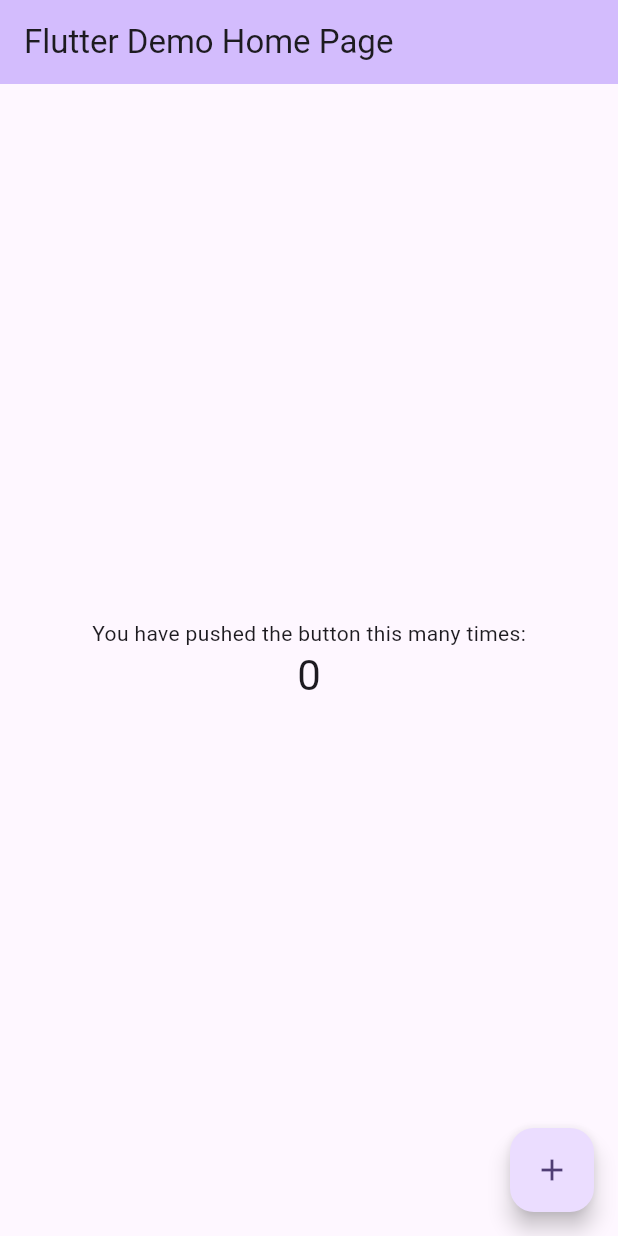
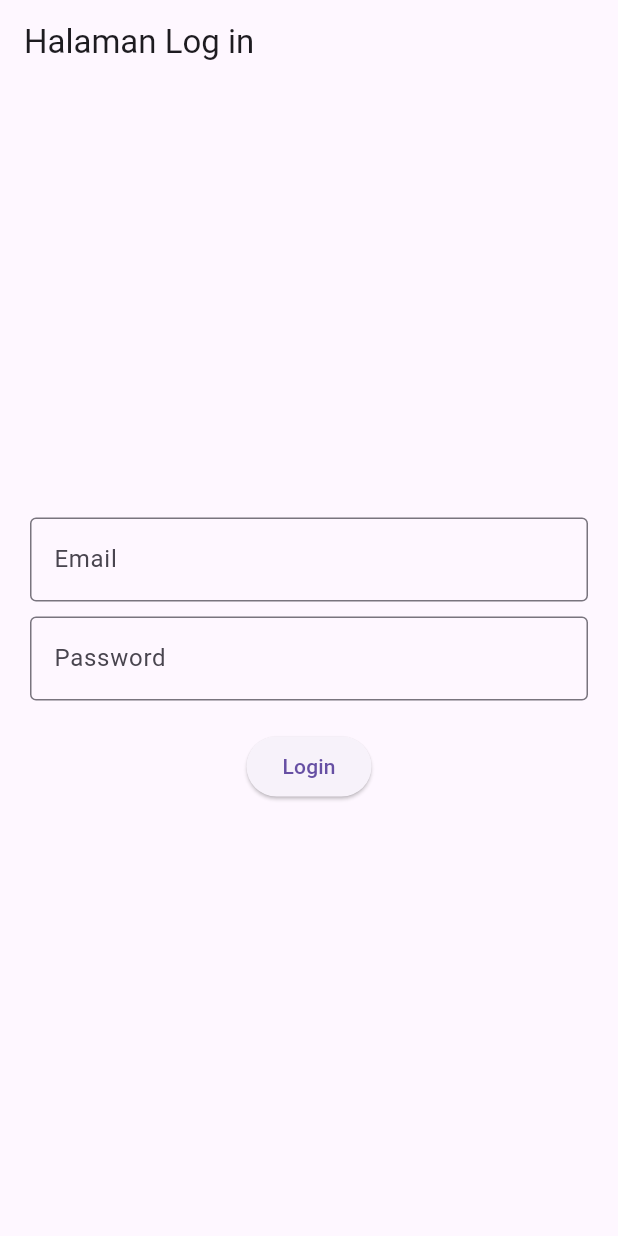
Before and after one commit to luna20241/mobile-2_pertemuan10_firebase, a Flutter app: the screen it shows after launch, on a phone screen of 412 x 824 dp. Run offline on Flutter 3.47's test engine with Material 3 defaults, Android fonts, the phone set to English and light mode, and no system bars; our stand-ins replace cloud_firestore, firebase_auth, firebase_core; accounts and stored records are empty; statements that could not run were skipped.

Commit message:
https://github.com/luna20241/kesel.git

```diff
--- a/lib/main.dart
+++ b/lib/main.dart
@@ -1,122 +1,103 @@
 import 'package:flutter/material.dart';
+import 'package:firebase_auth/firebase_auth.dart';
+import 'package:firebase_core/firebase_core.dart';
+import 'firebase_options.dart';
+import 'home_page.dart';
 
-void main() {
-  runApp(const MyApp());
+void main() async {
+  WidgetsFlutterBinding.ensureInitialized();
+
+  await Firebase.initializeApp(options: DefaultFirebaseOptions.currentPlatform);
+  runApp(MyApp());
 }
 
 class MyApp extends StatelessWidget {
   const MyApp({super.key});
 
-  // This widget is the root of your application.
   @override
   Widget build(BuildContext context) {
-    return MaterialApp(
-      title: 'Flutter Demo',
-      theme: ThemeData(
-        // This is the theme of your application.
-        //
-        // TRY THIS: Try running your application with "flutter run". You'll see
-        // the application has a purple toolbar. Then, without quitting the app,
-        // try changing the seedColor in the colorScheme below to Colors.green
-        // and then invoke "hot reload" (save your changes or press the "hot
-        // reload" button in a Flutter-supported IDE, or press "r" if you used
-        // the command line to start the app).
-        //
-        // Notice that the counter didn't reset back to zero; the application
-        // state is not lost during the reload. To reset the state, use hot
-        // restart instead.
-        //
-        // This works for code too, not just values: Most code changes can be
-        // tested with just a hot reload.
-        colorScheme: ColorScheme.fromSeed(seedColor: Colors.deepPurple),
-      ),
-      home: const MyHomePage(title: 'Flutter Demo Home Page'),
+    return MaterialApp(debugShowCheckedModeBanner: false, home: AuthWrapper());
+  }
+}
+
+class AuthWrapper extends StatelessWidget {
+  const AuthWrapper({super.key});
+
+  @override
+  Widget build(BuildContext context) {
+    return StreamBuilder<User?>(
+      stream: FirebaseAuth.instance.authStateChanges(),
+      builder: (context, snapshot) {
+        if (snapshot.connectionState == ConnectionState.waiting) {
+          return Scaffold(
+            body: Center(child: CircularProgressIndicator()),
+          );
+        }
+        if (snapshot.hasData) {
+          return Homepage();
+        }
+        return TampilanLogin();
+      },
     );
   }
 }
 
-class MyHomePage extends StatefulWidget {
-  const MyHomePage({super.key, required this.title});
-
-  // This widget is the home page of your application. It is stateful, meaning
-  // that it has a State object (defined below) that contains fields that affect
-  // how it looks.
-
-  // This class is the configuration for the state. It holds the values (in this
-  // case the title) provided by the parent (in this case the App widget) and
-  // used by the build method of the State. Fields in a Widget subclass are
-  // always marked "final".
-
-  final String title;
+class TampilanLogin extends StatefulWidget {
+  const TampilanLogin({super.key});
 
   @override
-  State<MyHomePage> createState() => _MyHomePageState();
+  State<TampilanLogin> createState() => _TampilanLoginState();
 }
 
-class _MyHomePageState extends State<MyHomePage> {
-  int _counter = 0;
+class _TampilanLoginState extends State<TampilanLogin> {
+  final _emailController = TextEditingController();
+  final _passwordController = TextEditingController();
+  //mengecek login logout dan status akun
+  final _auth = FirebaseAuth.instance;
 
-  void _incrementCounter() {
-    setState(() {
-      // This call to setState tells the Flutter framework that something has
-      // changed in this State, which causes it to rerun the build method below
-      // so that the display can reflect the updated values. If we changed
-      // _counter without calling setState(), then the build method would not be
-      // called again, and so nothing would appear to happen.
-      _counter++;
-    });
+  Future<void> _login() async {
+    try {
+      await _auth.signInWithEmailAndPassword(
+        email: _emailController.text,
+        password: _passwordController.text,
+      );
+    } on FirebaseAuthException catch (e) {
+      ScaffoldMessenger.of(
+        context,
+      ).showSnackBar(SnackBar(content: Text(e.message ?? 'Login Gagal')));
+    }
   }
 
   @override
   Widget build(BuildContext context) {
-    // This method is rerun every time setState is called, for instance as done
-    // by the _incrementCounter method above.
-    //
-    // The Flutter framework has been optimized to make rerunning build methods
-    // fast, so that you can just rebuild anything that needs updating rather
-    // than having to individually change instances of widgets.
     return Scaffold(
-      appBar: AppBar(
-        // TRY THIS: Try changing the color here to a specific color (to
-        // Colors.amber, perhaps?) and trigger a hot reload to see the AppBar
-        // change color while the other colors stay the same.
-        backgroundColor: Theme.of(context).colorScheme.inversePrimary,
-        // Here we take the value from the MyHomePage object that was created by
-        // the App.build method, and use it to set our appbar title.
-        title: Text(widget.title),
-      ),
-      body: Center(
-        // Center is a layout widget. It takes a single child and positions it
-        // in the middle of the parent.
+      appBar: AppBar(title: Text("Halaman Log in")),
+      body: Padding(
+        padding: EdgeInsets.all(20),
         child: Column(
-          // Column is also a layout widget. It takes a list of children and
-          // arranges them vertically. By default, it sizes itself to fit its
-          // children horizontally, and tries to be as tall as its parent.
-          //
-          // Column has various properties to control how it sizes itself and
-          // how it positions its children. Here we use mainAxisAlignment to
-          // center the children vertically; the main axis here is the vertical
-          // axis because Columns are vertical (the cross axis would be
-          // horizontal).
-          //
-          // TRY THIS: Invoke "debug painting" (choose the "Toggle Debug Paint"
-          // action in the IDE, or press "p" in the console), to see the
-          // wireframe for each widget.
           mainAxisAlignment: MainAxisAlignment.center,
-          children: <Widget>[
-            const Text('You have pushed the button this many times:'),
-            Text(
-              '$_counter',
-              style: Theme.of(context).textTheme.headlineMedium,
+          children: [
+            TextField(
+              controller: _emailController,
+              decoration: InputDecoration(
+                labelText: 'Email',
+                border: OutlineInputBorder(),
+              ),
             ),
+            SizedBox(height: 10),
+            TextField(
+              controller: _passwordController,
+              decoration: InputDecoration(
+                labelText: 'Password',
+                border: OutlineInputBorder(),
+              ),
+              obscureText: true,
+            ),
+            SizedBox(height: 20),
+            ElevatedButton(onPressed: _login, child: Text("Login")),
           ],
         ),
       ),
-      floatingActionButton: FloatingActionButton(
-        onPressed: _incrementCounter,
-        tooltip: 'Increment',
-        child: const Icon(Icons.add),
-      ), // This trailing comma makes auto-formatting nicer for build methods.
     );
   }
 }
```
Also changed, not shown: lib/home_page.dart (+148 -0 lines), lib/firebase_options.dart.
